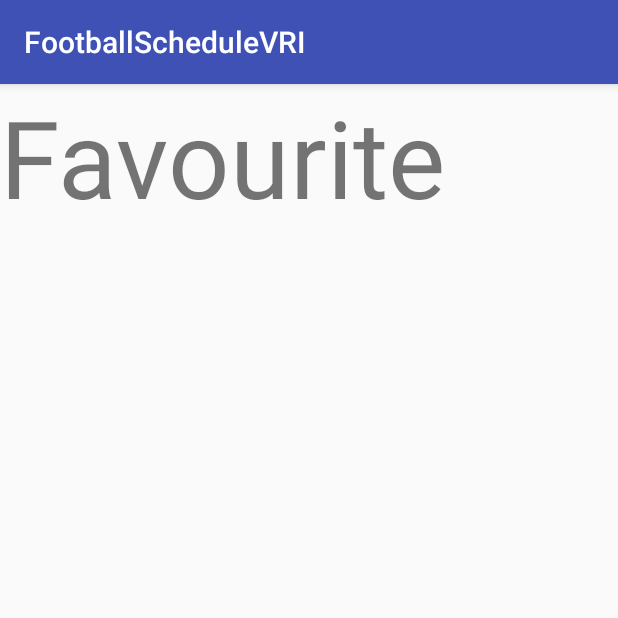
After one commit to vitorizkiimanda/FootballScheduleVRI, an Android app: the fragment FavouriteFragment shown on its own in the app's theme, on a phone screen of 412 x 824 dp, the top half of it. The commit adds this screen. Run offline under Robolectric (Android 15) with nearby library versions, the phone set to English and light mode, and no system bars.

Commit message:
Favourite Fragment Created

```diff
--- /dev/null
+++ b/app/src/main/java/com/example/vitorizkiimanda/footballschedulevri/main/fragments/FavouriteFragment.kt
@@ -0,0 +1,30 @@
+package com.example.vitorizkiimanda.footballschedulevri.main.fragments
+
+
+import android.os.Bundle
+import android.app.Fragment
+import android.view.LayoutInflater
+import android.view.View
+import android.view.ViewGroup
+
+import com.example.vitorizkiimanda.footballschedulevri.R
+
+// TODO: Rename parameter arguments, choose names that match
+// the fragment initialization parameters, e.g. ARG_ITEM_NUMBER
+private const val ARG_PARAM1 = "param1"
+private const val ARG_PARAM2 = "param2"
+
+/**
+ * A simple [Fragment] subclass.
+ *
+ */
+class FavouriteFragment : android.support.v4.app.Fragment() {
+
+    override fun onCreateView(inflater: LayoutInflater, container: ViewGroup?,
+                              savedInstanceState: Bundle?): View? {
+        // Inflate the layout for this fragment
+        return inflater.inflate(R.layout.fragment_favourite, container, false)
+    }
+
+
+}
--- /dev/null
+++ b/app/src/main/res/layout/fragment_favourite.xml
@@ -0,0 +1,15 @@
+<?xml version="1.0" encoding="utf-8"?>
+<FrameLayout xmlns:android="http://schemas.android.com/apk/res/android"
+    xmlns:tools="http://schemas.android.com/tools"
+    android:layout_width="match_parent"
+    android:layout_height="match_parent"
+    tools:context=".main.fragments.FavouriteFragment">
+
+    <!-- TODO: Update blank fragment layout -->
+    <TextView
+        android:layout_width="match_parent"
+        android:layout_height="match_parent"
+        android:text="Favourite"
+        android:textSize="72sp"/>
+
+</FrameLayout>
--- a/app/src/main/res/layout/fragment_first.xml
+++ b/app/src/main/res/layout/fragment_last_match.xml
@@ -4,7 +4,7 @@
     android:layout_width="match_parent"
     android:layout_height="match_parent"
     xmlns:app="http://schemas.android.com/apk/res-auto"
-    tools:context=".main.FirstFragment">
+    tools:context=".main.fragments.LastMatchFragment">
 
     <!-- TODO: Update blank fragment layout -->
     <android.support.constraint.ConstraintLayout xmlns:android="http://schemas.android.com/apk/res/android"
@@ -16,7 +16,7 @@
         android:paddingRight="@dimen/spacing16dp"
         android:paddingTop="@dimen/spacing16dp"
         android:orientation="vertical"
-        tools:context=".main.FirstFragment">
+        tools:context=".main.fragments.LastMatchFragment">
 
         <ProgressBar
             app:layout_constraintBottom_toBottomOf="parent"
--- a/app/src/main/res/layout/fragment_second.xml
+++ b/app/src/main/res/layout/fragment_next_match.xml
@@ -4,7 +4,7 @@
     android:layout_width="match_parent"
     android:layout_height="match_parent"
     xmlns:app="http://schemas.android.com/apk/res-auto"
-    tools:context=".main.SecondFragment">
+    tools:context=".main.fragments.NextMatchFragment">
 
     <!-- TODO: Update blank fragment layout -->
     <android.support.constraint.ConstraintLayout xmlns:android="http://schemas.android.com/apk/res/android"
@@ -16,7 +16,7 @@
         android:paddingRight="@dimen/spacing16dp"
         android:paddingTop="@dimen/spacing16dp"
         android:orientation="vertical"
-        tools:context=".main.FirstFragment">
+        tools:context=".main.fragments.LastMatchFragment">
 
         <ProgressBar
             app:layout_constraintBottom_toBottomOf="parent"
```
Also changed, not shown: app/src/main/java/com/example/vitorizkiimanda/footballschedulevri/main/FirstFragment.kt (deleted, +0 -88 lines), app/src/main/java/com/example/vitorizkiimanda/footballschedulevri/main/MyPagerAdapter.kt (+11 -6 lines), app/src/main/java/com/example/vitorizkiimanda/footballschedulevri/main/fragments/NextMatchFragment.kt (renamed from app/src/main/java/com/example/vitorizkiimanda/footballschedulevri/main/SecondFragment.kt, +5 -3 lines).
